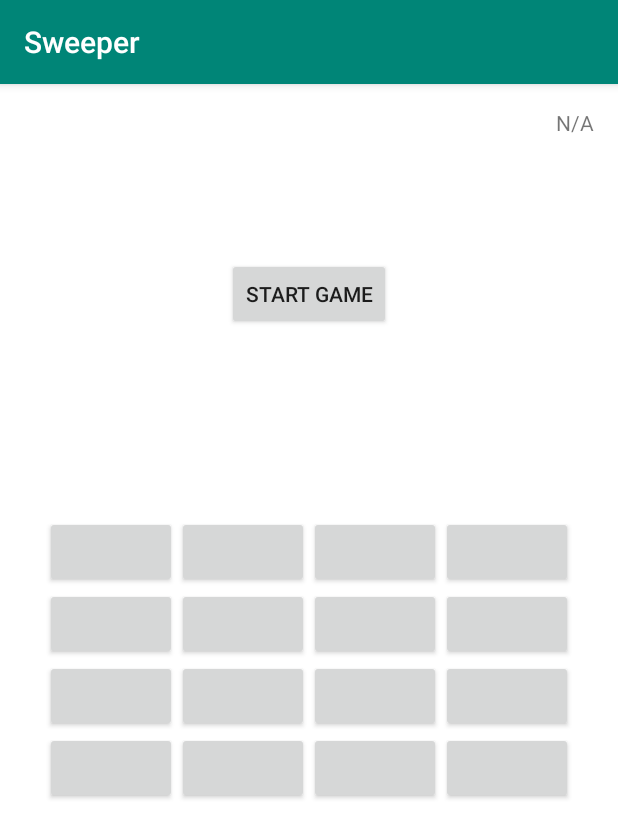
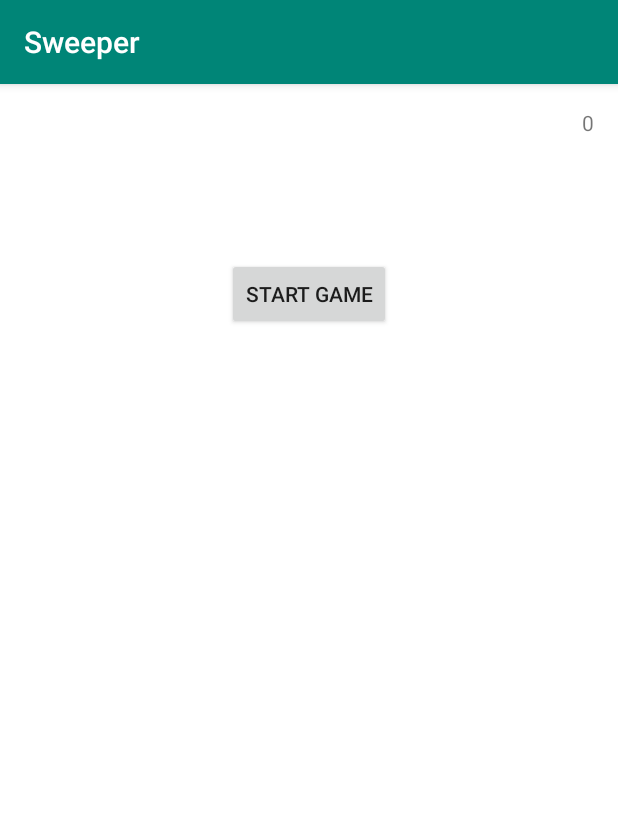
Before and after one commit to jnguyen2/sweeper, an Android app: the screen it shows after launch (MainActivity), after a tap on "START GAME", on a phone screen of 412 x 824 dp. Shown: the top 838 px of the screen. Run offline under Robolectric (Android 15) with nearby library versions, the light colour scheme and no system bars.

Commit message:
Extend game functionality

```diff
--- a/app/src/main/java/edu/fandm/jnguyen/sweeper/MainActivity.java
+++ b/app/src/main/java/edu/fandm/jnguyen/sweeper/MainActivity.java
@@ -1,13 +1,12 @@
 package edu.fandm.jnguyen.sweeper;
 
-import android.os.AsyncTask;
 import android.os.Handler;
 import android.os.SystemClock;
 import android.support.v7.app.AppCompatActivity;
 import android.os.Bundle;
-import android.util.Log;
 import android.view.View;
 import android.widget.Button;
+import android.widget.TextView;
 import android.widget.Toast;
 
 import java.util.ArrayList;
@@ -17,22 +16,28 @@ public class MainActivity extends AppCompatActivity {
     public static final String TAG = "sweeper.MainActivity";
 
     private ArrayList<Button> bombs = new ArrayList<>();
+    private SweeperGame sweeperGame;
 
     // Game ticks.
-    private int count = 0;
+    private int clock = 0;
     private boolean isTicking = false;
     private Handler handler = new Handler();
     private TickTask tickTask = new TickTask();
 
     public void startGame(View v) {
-        if (isTicking) {
-            isTicking = false;
-            handler.removeCallbacks(tickTask);
-            count = 0;
-        } else {
+        ticking(!isTicking);
+    }
+
+    public void ticking(boolean on) {
+        if (on) {
             handler.removeCallbacks(tickTask);
             handler.postDelayed(tickTask, 1000);
             isTicking = true;
+            sweeperGame.newGame();
+        } else {
+            isTicking = false;
+            handler.removeCallbacks(tickTask);
+            clock = 0;
         }
     }
 
@@ -40,16 +45,41 @@ public class MainActivity extends AppCompatActivity {
 
         @Override
         public void run() {
-            updateUI();
+            tick();
             long start = SystemClock.uptimeMillis();
             handler.postAtTime(this, start + 1000);
         }
     }
 
+    private void tick() {
+        updateUI();
+        sweeperGame.tick();
+        clock++;
+    }
+
     private void updateUI() {
-        Button bomb = bombs.get(0);
-        bomb.setText(Integer.toString(count));
-        count++;
+        if (sweeperGame.isGameOver()) {
+            ticking(false);
+            indicateLoss();
+        }
+
+        TextView clockTV = findViewById(R.id.textView_clock);
+        clockTV.setText(Integer.toString(clock));
+
+        for (int i = 0; i < bombs.size(); i++) {
+            Button bomb = bombs.get(i);
+            if (sweeperGame.bombIsActive(i)) {
+                bomb.setBackgroundColor(getResources().getColor(R.color.miscRed));
+            } else if (sweeperGame.bombExploded(i)) {
+                bomb.setBackgroundColor(getResources().getColor(R.color.miscBlack));
+            } else {
+                bomb.setBackgroundColor(getResources().getColor(R.color.miscWhite));
+            }
+        }
+    }
+
+    private void indicateLoss() {
+        Toast.makeText(this, "You lost!", Toast.LENGTH_SHORT).show();
     }
 
     @Override
@@ -57,18 +87,20 @@ public class MainActivity extends AppCompatActivity {
         super.onCreate(savedInstanceState);
         setContentView(R.layout.activity_main);
 
+        sweeperGame = SweeperGame.getInstance(getApplicationContext());
+
         ButtonGrid buttonGrid = findViewById(R.id.buttonGrid);
-
-        Integer bombCount = getResources().getInteger(R.integer.bomb_count);
-        for (int i = 0; i < bombCount; i++) {
+        for (int i = 0; i < sweeperGame.getBombCount(); i++) {
             final int idx = i;
             Button button = buttonGrid.getButton(i);
             button.setOnClickListener(new View.OnClickListener() {
                 @Override
                 public void onClick(View v) {
-                    Toast.makeText(getApplicationContext(), String.format("Button %d pressed.", idx), Toast.LENGTH_SHORT).show();
+                    sweeperGame.defuseBomb(idx);
+                    updateUI();
                 }
             });
+            bombs.add(button);
         }
     }
 }
--- a/app/src/main/java/edu/fandm/jnguyen/sweeper/SweeperGame.java
+++ b/app/src/main/java/edu/fandm/jnguyen/sweeper/SweeperGame.java
@@ -1,33 +1,33 @@
 package edu.fandm.jnguyen.sweeper;
 
 import android.content.Context;
+import android.util.Log;
 
 import java.util.ArrayList;
+import java.util.HashSet;
 import java.util.Map;
 import java.util.Random;
 
 public class SweeperGame {
 
+    public static final String TAG = "sweeper.sweepergame";
+
     private static SweeperGame sweeperGame;
     private Random random = new Random();
-    private int clock;
     private int timeUntilNextBomb;
     private int bombCount;
+    private int bombsRemaining;
+    private HashSet<Integer> bombsExploded;
     private ArrayList<Integer> bombTimers = new ArrayList<>();
     private int mainFuseTime = 10;
-    private int currentLevel = 0;
+    private int currentLevel = 1;
 
     private SweeperGame(Context context) {
         bombCount = context.getResources().getInteger(R.integer.bomb_count);
-
-        // -1 means not exploded or ticking, 0 is exploded.
-        for (int i = 0; i < bombCount; i++) {
-            bombTimers.add(-1);
-        }
     }
 
     // Return the one and only instance of SweeperGame.
-    public SweeperGame getInstance(Context context) {
+    public static SweeperGame getInstance(Context context) {
         if (sweeperGame == null) {
             sweeperGame = new SweeperGame(context);
         }
@@ -35,28 +35,78 @@ public class SweeperGame {
         return sweeperGame;
     }
 
-    public int getBombTimer(int index) {
-        return bombTimers.get(index);
+    public boolean isGameOver() {
+        return bombsRemaining <= 0;
+    }
+
+    public int getBombCount() {
+        return bombCount;
+    }
+
+    public boolean bombIsActive(int index) {
+        return bombTimers.get(index) > 0;
+    }
+
+    public boolean bombExploded(int index) {
+        return bombTimers.get(index) == 0;
+    }
+
+    public void defuseBomb(int index) {
+        if (bombTimers.get(index) == 0) {
+            return;
+        }
+
+        if (bombIsActive(index)) {
+            bombTimers.set(index, -1);
+        } else if (!bombExploded(index)){
+            bombTimers.set(index, 0);
+            bombsRemaining--;
+        }
     }
 
     public void newGame() {
-        clock = 0;
+        bombsRemaining = bombCount;
         timeUntilNextBomb = 0;
+
+        // -1 means not exploded or ticking, 0 is exploded.
+        bombTimers = new ArrayList<>();
+        for (int i = 0; i < bombCount; i++) {
+            bombTimers.add(-1);
+        }
     }
 
-    public void tickOnce() {
-        clock++;
+    public void tick() {
         timeUntilNextBomb--;
 
-        if (timeUntilNextBomb == 0) {
+        if (timeUntilNextBomb <= 0) {
             // Find an inactive bomb.
-            int index = random.nextInt(bombCount);
-            while (bombTimers.get(index) != -1) {
+            Integer index = 0;
+            if (bombsRemaining > 1) {
                 index = random.nextInt(bombCount);
+                while (bombsRemaining > 0 && (bombIsActive(index) || bombExploded(index))) {
+                    index = random.nextInt(bombCount);
+                }
+            } else {
+                for (int i = 0; i < bombCount; i++) {
+                    if (!bombExploded(i)) {
+                        index = i;
+                        break;
+                    }
+                }
             }
 
             // Activate!
             bombTimers.set(index, mainFuseTime - currentLevel);
+            timeUntilNextBomb = random.nextInt(mainFuseTime / 2);
+        }
+
+        for (int i = 0; i < bombCount; i++) {
+            if (bombIsActive(i)) {
+                bombTimers.set(i, bombTimers.get(i) - 1);
+                if (bombExploded(i)) {
+                    bombsRemaining--;
+                }
+            }
         }
     }
 }
```
